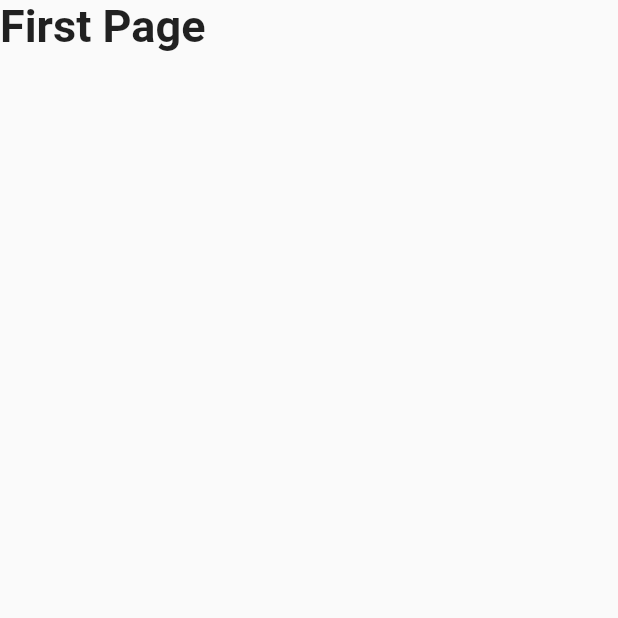
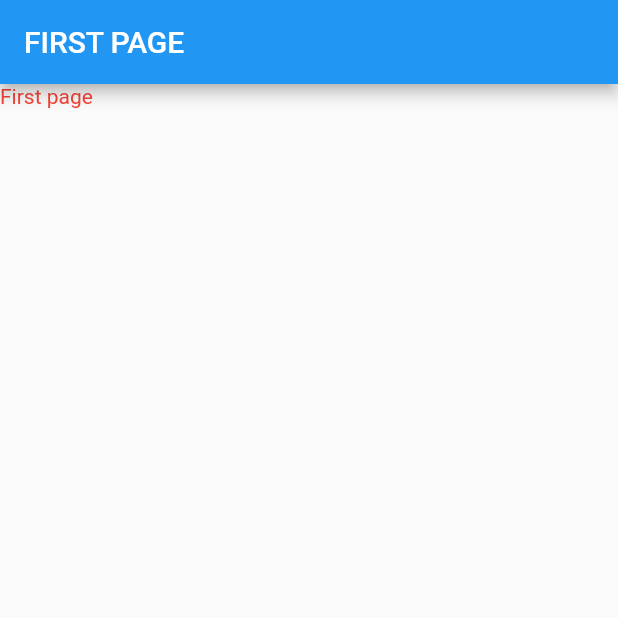
Before and after one commit to YozhPy/MobDevCourse, a Flutter app: the screen it shows after launch, on a phone screen of 412 x 824 dp, the top half of it. Run offline on Flutter 3.47's test engine with Material 2 defaults, Android fonts, the phone set to English and light mode, and no system bars.

Commit message:
version 2 of lab2

```diff
--- a/hero_widget/lib/main.dart
+++ b/hero_widget/lib/main.dart
@@ -17,11 +17,14 @@ class MyAppState extends State<MyApp> with SingleTickerProviderStateMixin {
   static const TextStyle optionStyle = TextStyle(color: Colors.red);
 
   static List<Widget> _tabs = <Widget>[
-    Text(
-      'First Page',
-      style: TextStyle(fontSize: 30, fontWeight: FontWeight.bold),
+    Scaffold(
+      appBar: AppBar(title: const Text("FIRST PAGE")),
+      body: Text("First page", style: TextStyle(color: Colors.red)),
     ),
-    Text("Second page", style: TextStyle(color: Colors.red)),
+    Scaffold(
+      appBar: AppBar(title: const Text("Second PAGE")),
+      body: Text("Second page", style: TextStyle(color: Colors.red)),
+    ),
   ];
 
   @override
```
